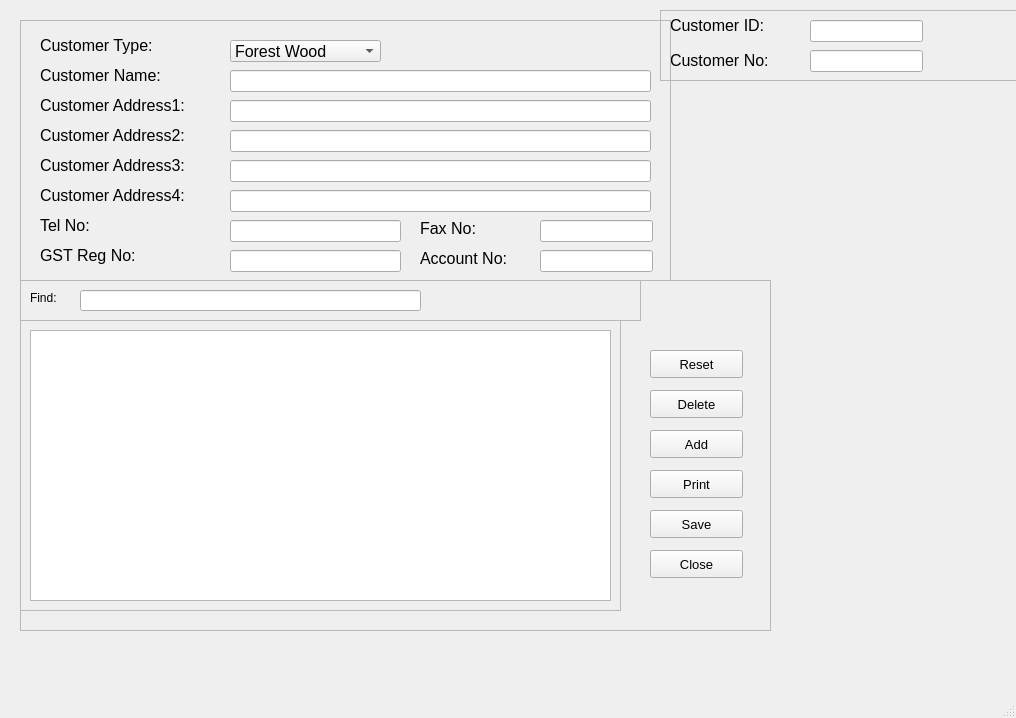
This is customer_entry/customerEntry.ui in Kevin-Tan2/IMS as Qt 5 draws it before an edit. The edited form follows.
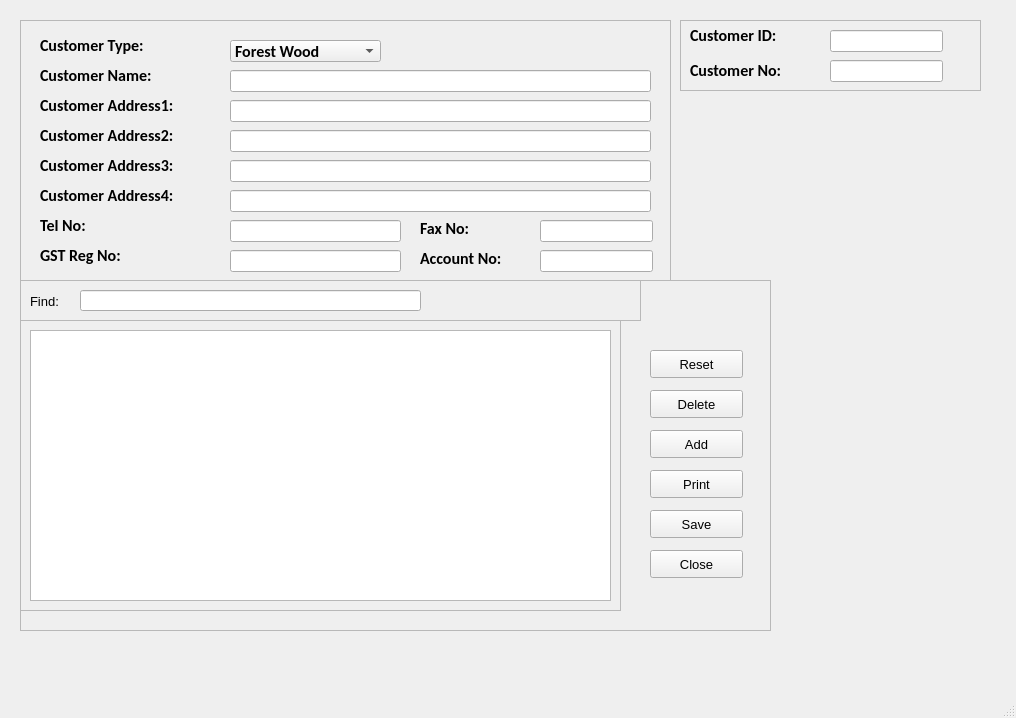
This is the edited form.

Commit message: Added parameter "uiFilePath, csvFilePath" to look for the .ui and the .csv file in a directory

Diff of the .ui file:
```diff
--- a/customer_entry/customerEntry.ui
+++ b/customer_entry/customerEntry.ui
@@ -17,12 +17,19 @@
    <widget class="QFrame" name="customersFrame1">
     <property name="geometry">
      <rect>
-      <x>660</x>
-      <y>10</y>
-      <width>391</width>
+      <x>680</x>
+      <y>20</y>
+      <width>301</width>
       <height>71</height>
      </rect>
     </property>
+    <property name="font">
+     <font>
+      <family>Calibri</family>
+      <weight>75</weight>
+      <bold>true</bold>
+     </font>
+    </property>
     <property name="frameShape">
      <enum>QFrame::StyledPanel</enum>
     </property>
@@ -40,7 +47,10 @@
      </property>
      <property name="font">
       <font>
+       <family>Calibri</family>
        <pointsize>12</pointsize>
+       <weight>75</weight>
+       <bold>true</bold>
       </font>
      </property>
      <property name="text">
@@ -58,7 +68,10 @@
      </property>
      <property name="font">
       <font>
+       <family>Calibri</family>
        <pointsize>12</pointsize>
+       <weight>75</weight>
+       <bold>true</bold>
       </font>
      </property>
      <property name="text">
@@ -74,6 +87,13 @@
        <height>22</height>
       </rect>
      </property>
+     <property name="font">
+      <font>
+       <family>Calibri</family>
+       <weight>75</weight>
+       <bold>true</bold>
+      </font>
+     </property>
     </widget>
     <widget class="QLineEdit" name="inputCustomerNo">
      <property name="geometry">
@@ -84,6 +104,13 @@
        <height>22</height>
       </rect>
      </property>
+     <property name="font">
+      <font>
+       <family>Calibri</family>
+       <weight>75</weight>
+       <bold>true</bold>
+      </font>
+     </property>
     </widget>
    </widget>
    <widget class="QFrame" name="customersFrame2">
@@ -95,6 +122,13 @@
       <height>261</height>
      </rect>
     </property>
+    <property name="font">
+     <font>
+      <family>Calibri</family>
+      <weight>75</weight>
+      <bold>true</bold>
+     </font>
+    </property>
     <property name="frameShape">
      <enum>QFrame::StyledPanel</enum>
     </property>
@@ -112,9 +146,10 @@
      </property>
      <property name="font">
       <font>
+       <family>Calibri</family>
        <pointsize>12</pointsize>
-       <weight>50</weight>
-       <bold>false</bold>
+       <weight>75</weight>
+       <bold>true</bold>
       </font>
      </property>
      <property name="styleSheet">
@@ -135,7 +170,10 @@
      </property>
      <property name="font">
       <font>
+       <family>Calibri</family>
        <pointsize>12</pointsize>
+       <weight>75</weight>
+       <bold>true</bold>
       </font>
      </property>
      <property name="styleSheet">
@@ -156,7 +194,10 @@
      </property>
      <property name="font">
       <font>
+       <family>Calibri</family>
        <pointsize>12</pointsize>
+       <weight>75</weight>
+       <bold>true</bold>
       </font>
      </property>
      <property name="text">
@@ -174,7 +215,10 @@
      </property>
      <property name="font">
       <font>
+       <family>Calibri</family>
        <pointsize>12</pointsize>
+       <weight>75</weight>
+       <bold>true</bold>
       </font>
      </property>
      <property name="text">
@@ -192,7 +236,10 @@
      </property>
      <property name="font">
       <font>
+       <family>Calibri</family>
        <pointsize>12</pointsize>
+       <weight>75</weight>
+       <bold>true</bold>
       </font>
      </property>
      <property name="text">
@@ -210,7 +257,10 @@
      </property>
      <property name="font">
       <font>
+       <family>Calibri</family>
        <pointsize>12</pointsize>
+       <weight>75</weight>
+       <bold>true</bold>
       </font>
      </property>
      <property name="text">
@@ -228,7 +278,10 @@
      </property>
      <property name="font">
       <font>
+       <family>Calibri</family>
        <pointsize>12</pointsize>
+       <weight>75</weight>
+       <bold>true</bold>
       </font>
      </property>
      <property name="text">
@@ -246,7 +299,10 @@
      </property>
      <property name="font">
       <font>
+       <family>Calibri</family>
        <pointsize>12</pointsize>
+       <weight>75</weight>
+       <bold>true</bold>
       </font>
      </property>
      <property name="text">
@@ -264,7 +320,10 @@
      </property>
      <property name="font">
       <font>
+       <family>Calibri</family>
        <pointsize>12</pointsize>
+       <weight>75</weight>
+       <bold>true</bold>
       </font>
      </property>
      <property name="text">
@@ -282,7 +341,10 @@
      </property>
      <property name="font">
       <font>
+       <family>Calibri</family>
        <pointsize>12</pointsize>
+       <weight>75</weight>
+       <bold>true</bold>
       </font>
      </property>
      <property name="text">
@@ -300,7 +362,10 @@
      </property>
      <property name="font">
       <font>
+       <family>Calibri</family>
        <pointsize>12</pointsize>
+       <weight>75</weight>
+       <bold>true</bold>
       </font>
      </property>
      <item>
@@ -636,11 +701,20 @@
       <property name="geometry">
        <rect>
         <x>10</x>
-        <y>10</y>
+        <y>6</y>
         <width>41</width>
-        <height>16</height>
+        <height>31</height>
        </rect>
       </property>
+      <property name="font">
+       <font>
+        <family>MS Shell Dlg 2</family>
+        <pointsize>10</pointsize>
+        <weight>50</weight>
+        <italic>false</italic>
+        <bold>false</bold>
+       </font>
+      </property>
       <property name="styleSheet">
        <string notr="true">font: 10pt &quot;MS Shell Dlg 2&quot;;</string>
       </property>
```
Left out of the diff: 41 changed lines with no effect on the pictures. The commit also changes 1 other file.
